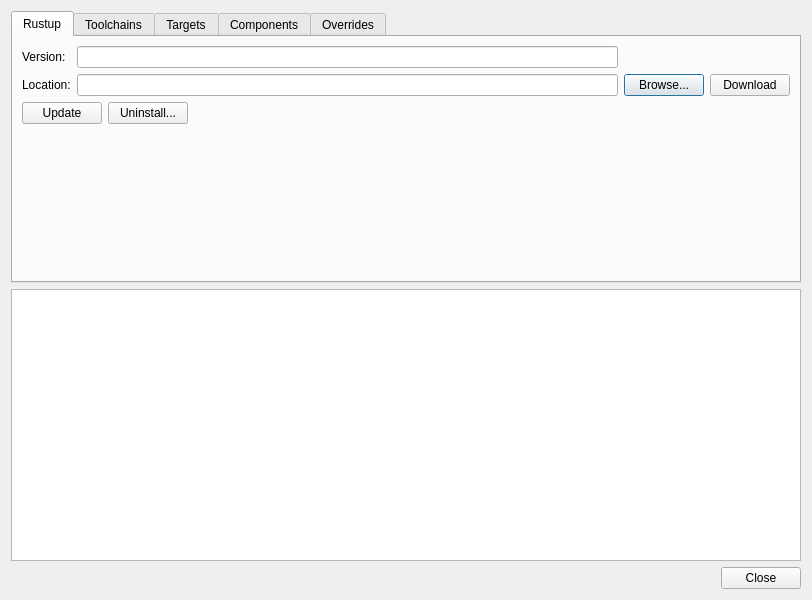
The window that Source/UI/RustInstaller.ui (krre/afterglow) describes before a commit, drawn with Qt 5.
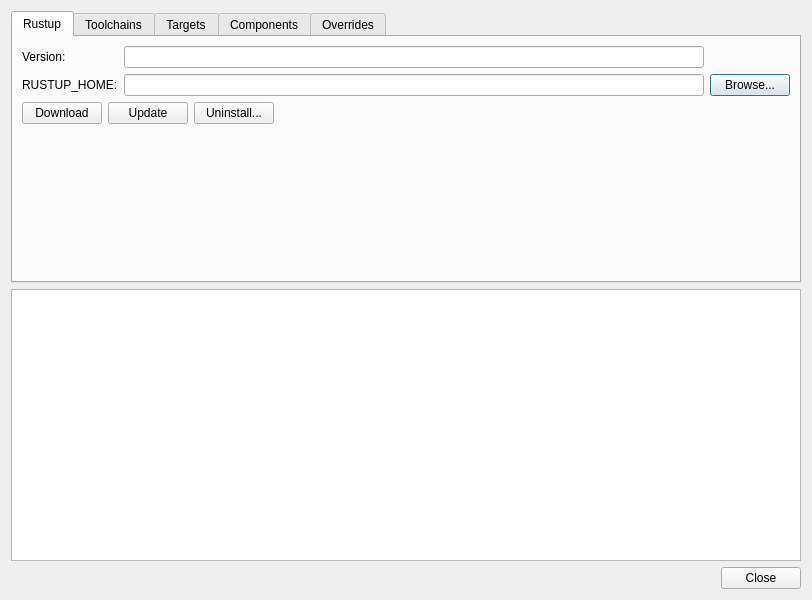
The same window after the commit.

Commit message: Rename Location QLineEdit to RUSTUP_HOME

The edit to the form file:
```diff
--- a/Source/UI/RustInstaller.ui
+++ b/Source/UI/RustInstaller.ui
@@ -33,13 +33,6 @@
            </property>
           </widget>
          </item>
-         <item row="1" column="3">
-          <widget class="QPushButton" name="pushButtonDownloadRustup">
-           <property name="text">
-            <string>Download</string>
-           </property>
-          </widget>
-         </item>
          <item row="0" column="0">
           <widget class="QLabel" name="label_2">
            <property name="text">
@@ -50,7 +43,7 @@
          <item row="1" column="0">
           <widget class="QLabel" name="label">
            <property name="text">
-            <string>Location:</string>
+            <string>RUSTUP_HOME:</string>
            </property>
           </widget>
          </item>
@@ -68,6 +61,13 @@
        </item>
        <item>
         <layout class="QHBoxLayout" name="horizontalLayout_3">
+         <item>
+          <widget class="QPushButton" name="pushButtonDownloadRustup">
+           <property name="text">
+            <string>Download</string>
+           </property>
+          </widget>
+         </item>
          <item>
           <widget class="QPushButton" name="pushButtonUpdate">
            <property name="text">
```
Left out of the diff: 2 changed lines with no effect on the pictures. The commit also changes 1 other file.
